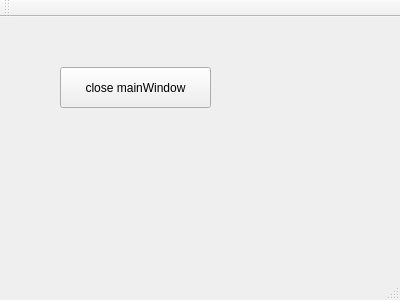
Above: mainwindow.ui from fish7dining/QT1 before the change. Below: the same form after it.
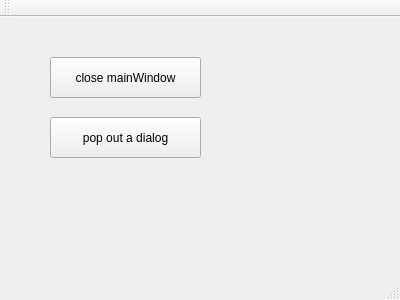
That is the form after the change.

What changed in the file:
```diff
--- a/mainwindow.ui
+++ b/mainwindow.ui
@@ -17,8 +17,8 @@
    <widget class="QPushButton" name="pushButton">
     <property name="geometry">
      <rect>
-      <x>60</x>
-      <y>50</y>
+      <x>50</x>
+      <y>40</y>
       <width>151</width>
       <height>41</height>
      </rect>
@@ -27,6 +27,19 @@
      <string>close mainWindow</string>
     </property>
    </widget>
+   <widget class="QPushButton" name="pushButton_2">
+    <property name="geometry">
+     <rect>
+      <x>50</x>
+      <y>100</y>
+      <width>151</width>
+      <height>41</height>
+     </rect>
+    </property>
+    <property name="text">
+     <string>pop out a dialog</string>
+    </property>
+   </widget>
   </widget>
   <widget class="QMenuBar" name="menuBar">
    <property name="geometry">
```
